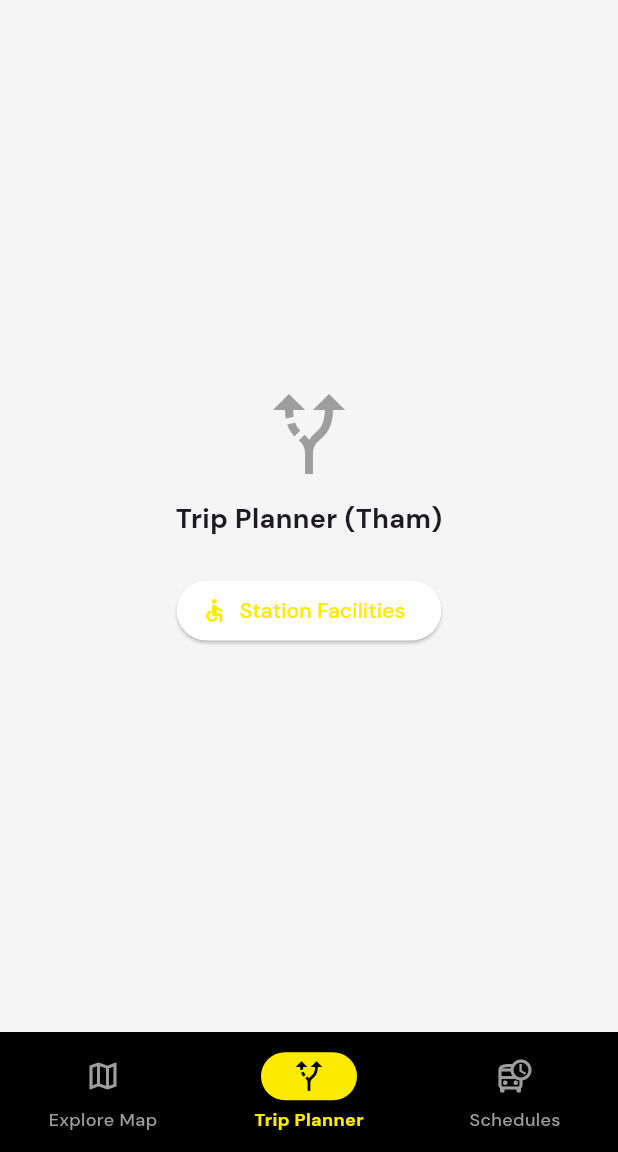
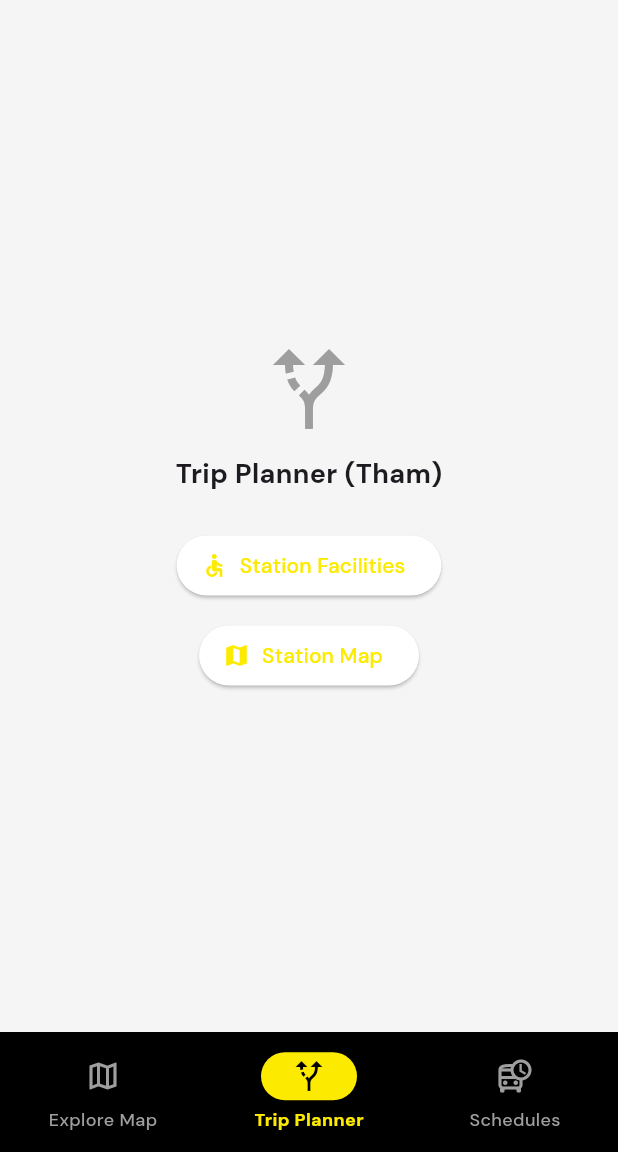
Before and after one commit to clarklsj-am23-alt/sentra1, a Flutter app: the screen it shows after launch, item 2 of the bottom bar chosen, on a phone screen of 412 x 824 dp, the part 84-1236 px from its top. Run offline on Flutter 3.47's test engine with Material 3 defaults, Android fonts, the phone set to English and light mode, and no system bars; our stand-ins replace google_fonts, google_maps_flutter, sqflite, supabase_flutter; accounts and stored records are empty.

Commit message:
Add Google Maps integration

```diff
--- a/lib/main.dart
+++ b/lib/main.dart
@@ -1,7 +1,10 @@
 import 'package:flutter/material.dart';
 import 'package:google_fonts/google_fonts.dart';
 import 'package:supabase_flutter/supabase_flutter.dart';
+
 import 'screens/station_facilities_screen.dart';
+import 'screens/station_map_screen.dart';
+
 // Practical 11 Supabase Configuration
 const String supabaseUrl = 'YOUR_SUPABASE_URL'; // Shared by Cheng Zhe
 const String supabaseKey = 'YOUR_SUPABASE_ANON_KEY';
@@ -33,8 +36,10 @@ class Sentra1App extends StatelessWidget {
       theme: ThemeData(
         useMaterial3: true,
         scaffoldBackgroundColor: const Color(0xFFF5F5F5),
-        textTheme: GoogleFonts.dmSansTextTheme(ThemeData.light().textTheme),
-        colorScheme: ColorScheme.light(
+        textTheme: GoogleFonts.dmSansTextTheme(
+          ThemeData.light().textTheme,
+        ),
+        colorScheme: const ColorScheme.light(
           primary: appYellow,
           onPrimary: Colors.black,
           secondary: Colors.black,
@@ -63,6 +68,7 @@ class Sentra1App extends StatelessWidget {
                 fontWeight: FontWeight.bold,
               );
             }
+
             return GoogleFonts.dmSans(
               color: Colors.grey,
               fontSize: 12,
@@ -71,9 +77,14 @@ class Sentra1App extends StatelessWidget {
           }),
           iconTheme: WidgetStateProperty.resolveWith((states) {
             if (states.contains(WidgetState.selected)) {
-              return const IconThemeData(color: Colors.black);
+              return const IconThemeData(
+                color: Colors.black,
+              );
             }
-            return const IconThemeData(color: Colors.grey);
+
+            return const IconThemeData(
+              color: Colors.grey,
+            );
           }),
         ),
       ),
@@ -86,10 +97,12 @@ class MainNavigationShell extends StatefulWidget {
   const MainNavigationShell({super.key});
 
   @override
-  State<MainNavigationShell> createState() => _MainNavigationShellState();
+  State<MainNavigationShell> createState() =>
+      _MainNavigationShellState();
 }
 
-class _MainNavigationShellState extends State<MainNavigationShell> {
+class _MainNavigationShellState
+    extends State<MainNavigationShell> {
   int _currentIndex = 0;
 
   // 3 tabs matching the 3 NavigationDestinations below
@@ -98,7 +111,11 @@ class _MainNavigationShellState extends State<MainNavigationShell> {
       child: Column(
         mainAxisAlignment: MainAxisAlignment.center,
         children: [
-          Icon(Icons.map, size: 64, color: Colors.grey),
+          Icon(
+            Icons.map,
+            size: 64,
+            color: Colors.grey,
+          ),
           SizedBox(height: 12),
           Text(
             'Explore Map (Jia Cheng)',
@@ -117,7 +134,11 @@ class _MainNavigationShellState extends State<MainNavigationShell> {
       child: Column(
         mainAxisAlignment: MainAxisAlignment.center,
         children: [
-          Icon(Icons.departure_board, size: 64, color: Colors.grey),
+          Icon(
+            Icons.departure_board,
+            size: 64,
+            color: Colors.grey,
+          ),
           SizedBox(height: 12),
           Text(
             'Schedules & Cards (Clark)',
@@ -138,9 +159,13 @@ class _MainNavigationShellState extends State<MainNavigationShell> {
         title: const Text('Sentra1'),
         actions: [
           IconButton(
-            icon: const Icon(Icons.account_circle, color: appYellow),
+            icon: const Icon(
+              Icons.account_circle,
+              color: appYellow,
+            ),
             onPressed: () {
-              // TODO: Navigator.push to Cheng Zhe's user_management profile screen
+              // TODO: Navigator.push to Cheng Zhe's
+              // user_management profile screen
             },
           ),
         ],
@@ -174,6 +199,7 @@ class _MainNavigationShellState extends State<MainNavigationShell> {
     );
   }
 }
+
 class ThamFeatureHomeScreen extends StatelessWidget {
   const ThamFeatureHomeScreen({super.key});
 
@@ -188,6 +214,7 @@ class ThamFeatureHomeScreen extends StatelessWidget {
             size: 64,
             color: Colors.grey,
           ),
+
           const SizedBox(height: 12),
 
           const Text(
@@ -200,6 +227,7 @@ class ThamFeatureHomeScreen extends StatelessWidget {
 
           const SizedBox(height: 24),
 
+          // Station Facilities Button
           ElevatedButton.icon(
             icon: const Icon(Icons.accessible),
             label: const Text('Station Facilities'),
@@ -213,9 +241,25 @@ class ThamFeatureHomeScreen extends StatelessWidget {
               );
             },
           ),
+
+          const SizedBox(height: 12),
+
+          // Station Map Button
+          ElevatedButton.icon(
+            icon: const Icon(Icons.map),
+            label: const Text('Station Map'),
+            onPressed: () {
+              Navigator.push(
+                context,
+                MaterialPageRoute(
+                  builder: (context) =>
+                  const StationMapScreen(),
+                ),
+              );
+            },
+          ),
         ],
       ),
     );
   }
 }
-// Keep the MapHomeScreen, JourneyPlannerScreen, and RoutesScheduleScreen classes below as fallback UI until each member replaces them with their actual feature folders.
```
Also changed, not shown: lib/screens/station_map_screen.dart (added, +70 -0 lines), 3 other files.
